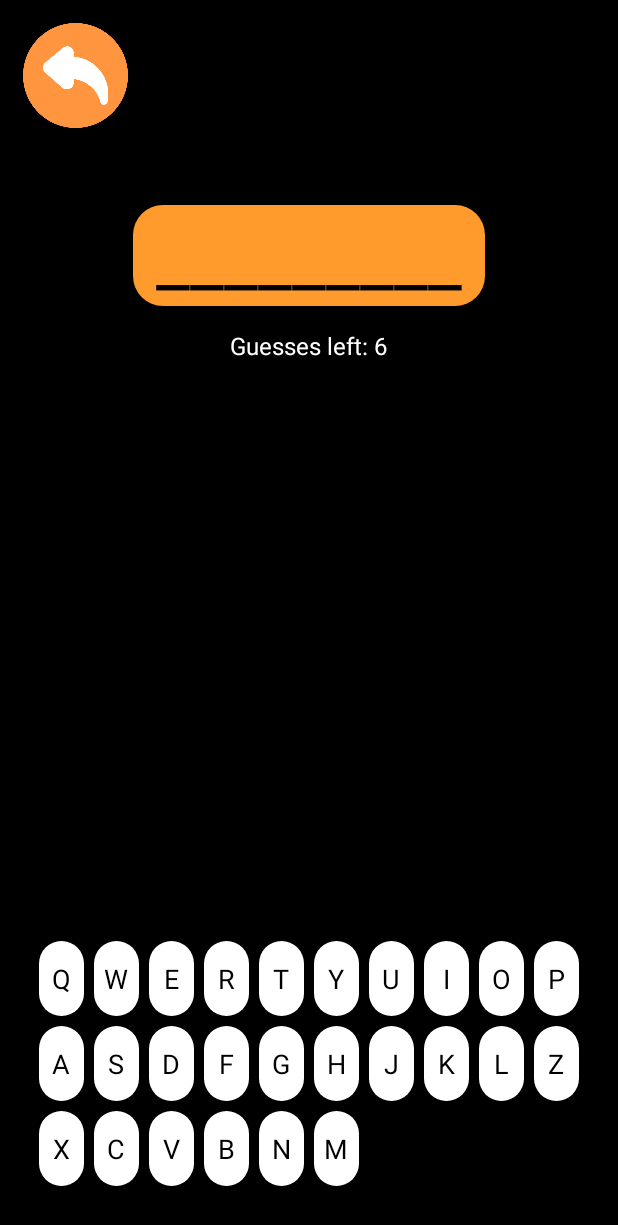
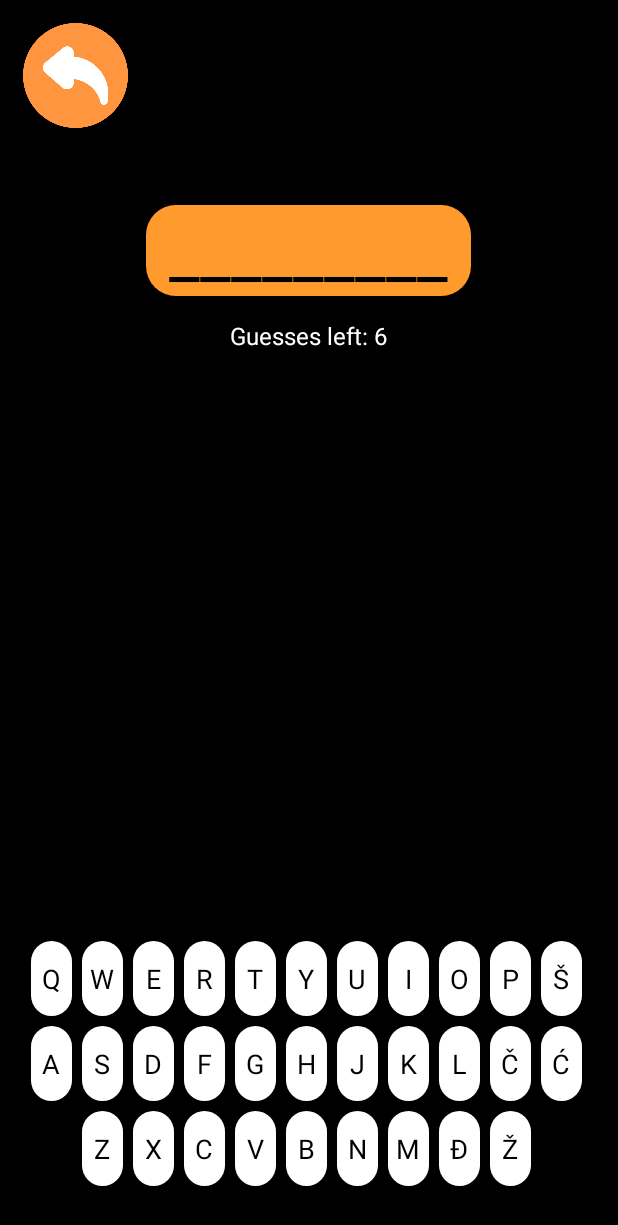
Before and after one commit to jovandeka/Hangman-game-Android, an Android app: the MainActivity screen opened directly, with no data from a screen before it, on a phone screen of 412 x 824 dp. Shown: the top 1225 px of the screen. Run offline under Robolectric (Android 15) with nearby library versions, the phone set to English and light mode, and no system bars.

Commit message:
small fixes and improvements

```diff
--- a/app/src/main/res/drawable/gradient_button_bg.xml
+++ b/app/src/main/res/drawable/gradient_button_bg.xml
@@ -10,4 +10,7 @@
         android:topRightRadius="30dp"
         android:bottomLeftRadius="30dp"
         android:bottomRightRadius="10dp"/>
+    <stroke
+        android:width="1dp"
+        android:color="@color/gold" />
 </shape>
--- a/app/src/main/res/drawable/pvp_button_bg.xml
+++ b/app/src/main/res/drawable/pvp_button_bg.xml
@@ -6,4 +6,7 @@
         android:topRightRadius="10dp"
         android:bottomLeftRadius="10dp"
         android:bottomRightRadius="10dp"/>
+    <stroke
+        android:width="1dp"
+        android:color="@color/gold" />
 </shape>
--- a/app/src/main/res/layout/activity_intro.xml
+++ b/app/src/main/res/layout/activity_intro.xml
@@ -149,12 +149,13 @@
 
     <androidx.appcompat.widget.AppCompatButton
         android:id="@+id/pvpButton"
-        android:layout_width="wrap_content"
-        android:layout_height="wrap_content"
+        android:layout_width="120dp"
+        android:layout_height="60dp"
         android:textColor="@color/black"
         android:textStyle="bold"
         android:text="PvP"
         android:textAllCaps="false"
+        android:textSize="18sp"
         style="@style/PvpButton"
         app:layout_constraintBottom_toBottomOf="parent"
         app:layout_constraintEnd_toEndOf="parent"
--- a/app/src/main/res/layout/activity_main.xml
+++ b/app/src/main/res/layout/activity_main.xml
@@ -37,7 +37,7 @@
         android:paddingRight="15dp"
         android:textColor="@color/black"
         android:layout_marginTop="15dp"
-        android:textSize="50sp"
+        android:textSize="45sp"
         android:text="_ _ _ _ _"
         style="@style/WordButton"/>
 
@@ -96,10 +96,11 @@
             android:layout_height="wrap_content"
             android:layout_centerHorizontal="true"
             android:layout_marginBottom="30dp"
-            android:columnCount="10"
+            android:columnCount="11"
             android:rowCount="3"
             app:layout_constraintBottom_toBottomOf="parent"
             app:layout_constraintEnd_toEndOf="parent"
+            app:layout_constraintHorizontal_bias="0.448"
             app:layout_constraintStart_toStartOf="parent">
 
             <!-- First Row -->
@@ -153,6 +154,11 @@
                 style="@style/KeyboardTextView"
                 android:text="P" />
 
+            <TextView
+                android:id="@+id/tvŠ"
+                style="@style/KeyboardTextView"
+                android:text="Š" />
+
             <!-- Second Row -->
             <TextView
                 android:id="@+id/tvA"
@@ -199,7 +205,23 @@
                 style="@style/KeyboardTextView"
                 android:text="L" />
 
+            <TextView
+                android:id="@+id/tvČ"
+                style="@style/KeyboardTextView"
+                android:text="Č" />
+
+            <TextView
+                android:id="@+id/tvĆ"
+                style="@style/KeyboardTextView"
+                android:text="Ć" />
+
             <!-- Third Row -->
+            <Space
+                android:layout_width="0dp"
+                android:layout_height="0dp"
+                android:layout_rowWeight="1"
+                android:layout_columnWeight="1" />
+
             <TextView
                 android:id="@+id/tvZ"
                 style="@style/KeyboardTextView"
@@ -235,8 +257,16 @@
                 style="@style/KeyboardTextView"
                 android:text="M" />
 
+            <TextView
+                android:id="@+id/tvĐ"
+                style="@style/KeyboardTextView"
+                android:text="Đ" />
+
+            <TextView
+                android:id="@+id/tvŽ"
+                style="@style/KeyboardTextView"
+                android:text="Ž" />
         </GridLayout>
-
     </androidx.constraintlayout.widget.ConstraintLayout>
 
 </RelativeLayout>
--- a/app/src/main/res/values/colors.xml
+++ b/app/src/main/res/values/colors.xml
@@ -9,4 +9,5 @@
     <color name="white">#FFFFFFFF</color>
     <color name="gray">#808080</color>
     <color name="orange">#FF9A2C</color>
+    <color name="gold">#FFD700</color>
 </resources>
--- a/app/src/main/res/values/strings.xml
+++ b/app/src/main/res/values/strings.xml
@@ -1,7 +1,7 @@
 <resources>
     <string name="app_name">Mr. Hangman</string>
     <string name="editTextCategory">Enter the category</string>
-    <string name="editTextWord">Enter the word</string>
+    <string name="editTextWord">Enter the word(s)</string>
 
     <string-array name="fruit">
         <!-- fruits -->
--- a/app/src/main/res/values/styles.xml
+++ b/app/src/main/res/values/styles.xml
@@ -2,18 +2,13 @@
 <resources>
 
     <style name="KeyboardTextView">
-        <item name="android:layout_width">30dp</item>
+        <item name="android:layout_width">27dp</item>
         <item name="android:layout_height">50dp</item>
         <item name="android:layout_weight">1</item>
         <item name="android:textSize">18sp</item>
         <item name="android:gravity">center</item>
         <item name="android:background">@drawable/keyboard_button_bg</item>
         <item name="android:layout_margin">3dp</item>
-        <item name="android:textColor">@android:color/black</item>
-    </style>
-
-    <style name="ChangeCategoryButton">
-        <item name="android:background">@drawable/button_background</item>
         <item name="android:textColor">@android:color/black</item>
     </style>
 
```
Also changed, not shown: app/src/main/java/com/example/vesanje/MainActivity.java (+5 -3 lines), app/src/main/res/drawable/button_background.xml (deleted, +0 -10 lines), app/src/main/res/layout/activity_two_player.xml (+25 -24 lines).
